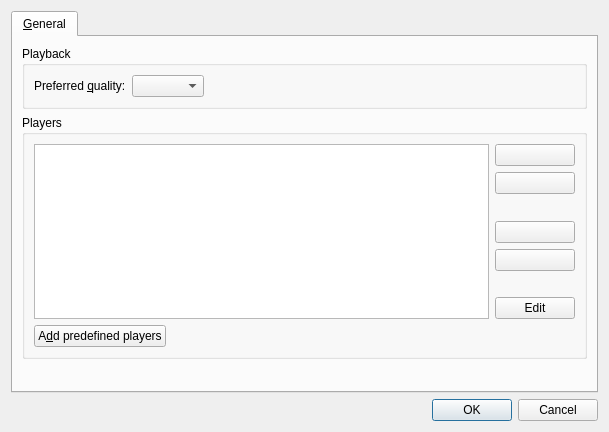
This is src/configdialog.ui in smplayer-dev/smtube as Qt 5 draws it before an edit. The edited form follows.
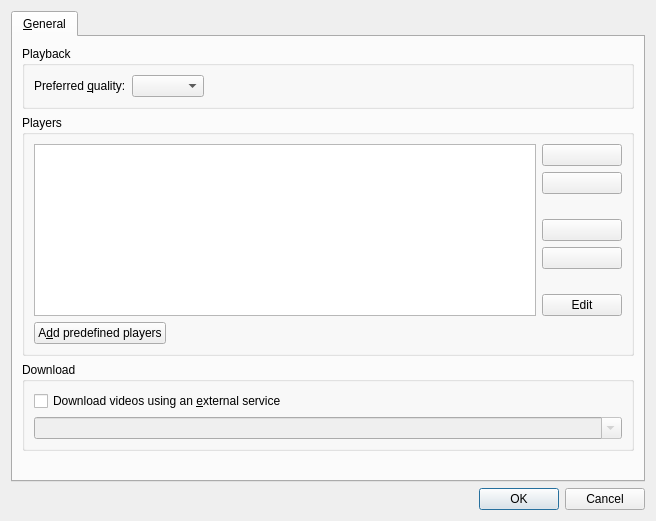
This is the edited form. Icons and pictures are not drawn.

Commit message: Add an option in the config dialog to use an external service (website) to download videos

Diff of the .ui file:
```diff
--- a/src/configdialog.ui
+++ b/src/configdialog.ui
@@ -6,8 +6,8 @@
    <rect>
     <x>0</x>
     <y>0</y>
-    <width>609</width>
-    <height>432</height>
+    <width>656</width>
+    <height>521</height>
    </rect>
   </property>
   <property name="windowTitle">
@@ -180,6 +180,32 @@
          </layout>
         </widget>
        </item>
+       <item>
+        <widget class="QGroupBox" name="download_group">
+         <property name="title">
+          <string>Download</string>
+         </property>
+         <layout class="QVBoxLayout" name="verticalLayout_5">
+          <item>
+           <widget class="QCheckBox" name="add_download_check">
+            <property name="text">
+             <string>Download videos using an &amp;external service</string>
+            </property>
+           </widget>
+          </item>
+          <item>
+           <widget class="QComboBox" name="external_download_combo">
+            <property name="enabled">
+             <bool>false</bool>
+            </property>
+            <property name="editable">
+             <bool>true</bool>
+            </property>
+           </widget>
+          </item>
+         </layout>
+        </widget>
+       </item>
        <item>
         <spacer name="verticalSpacer_3">
          <property name="orientation">
```
Left out of the diff: 18 changed lines with no effect on the pictures. The commit also changes 3 other files.
